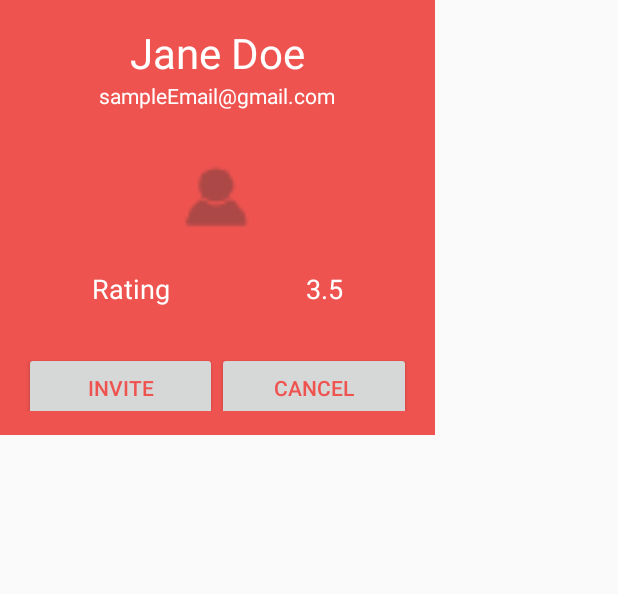
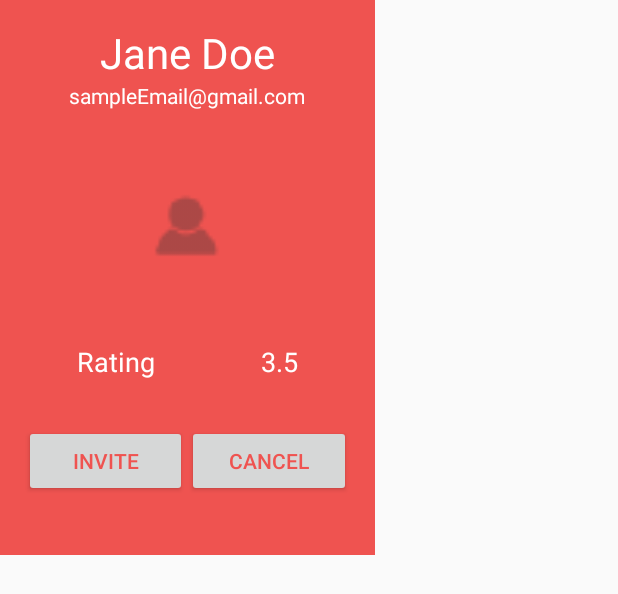
Before and after one commit to adrielFab/Kaasch, an Android app: the layout userprofile_dialog_layout.xml on its own in the app's theme, with its tools: preview values and no code run, on a phone screen of 412 x 824 dp. Shown: the top 594 px of the screen. Run offline under Robolectric (Android 15) with nearby library versions, the phone set to English and light mode, and no system bars; network calls fail.

Commit message:
Small fix in the profile

```diff
--- a/client/app/src/main/res/layout/userprofile_dialog_layout.xml
+++ b/client/app/src/main/res/layout/userprofile_dialog_layout.xml
@@ -3,8 +3,8 @@
               xmlns:app="http://schemas.android.com/apk/res-auto"
               xmlns:tools="http://schemas.android.com/tools"
               android:id="@+id/profile_activity"
-              android:layout_width="290dp"
-              android:layout_height="290dp"
+              android:layout_width="250dp"
+              android:layout_height="370dp"
               android:paddingBottom="@dimen/activity_vertical_margin"
               android:paddingLeft="@dimen/activity_horizontal_margin"
               android:paddingRight="@dimen/activity_horizontal_margin"
@@ -48,7 +48,8 @@
         app:border_color="#FF000000"
         android:layout_gravity="center"
         android:layout_weight="0.02"
-        android:layout_marginTop="10dp"/>
+        android:layout_marginTop="30dp"
+        android:layout_marginBottom="30dp"/>
 
     <LinearLayout
         android:layout_width="match_parent"
```
